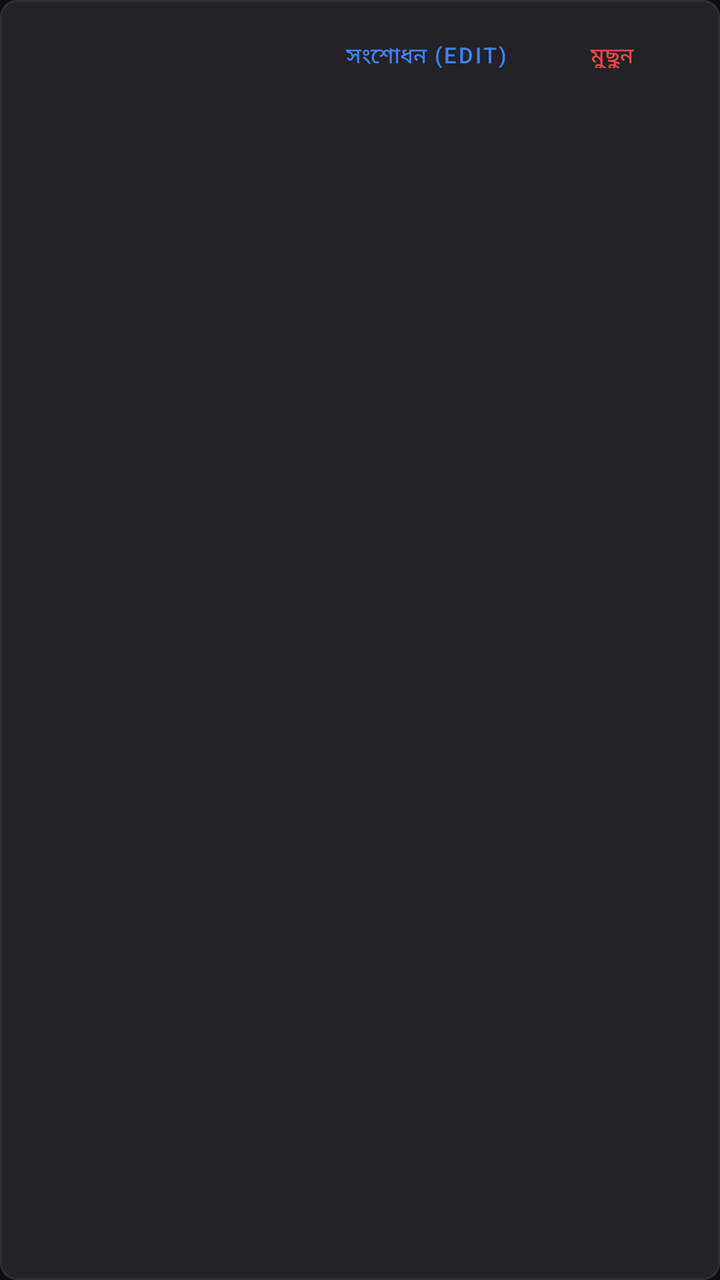
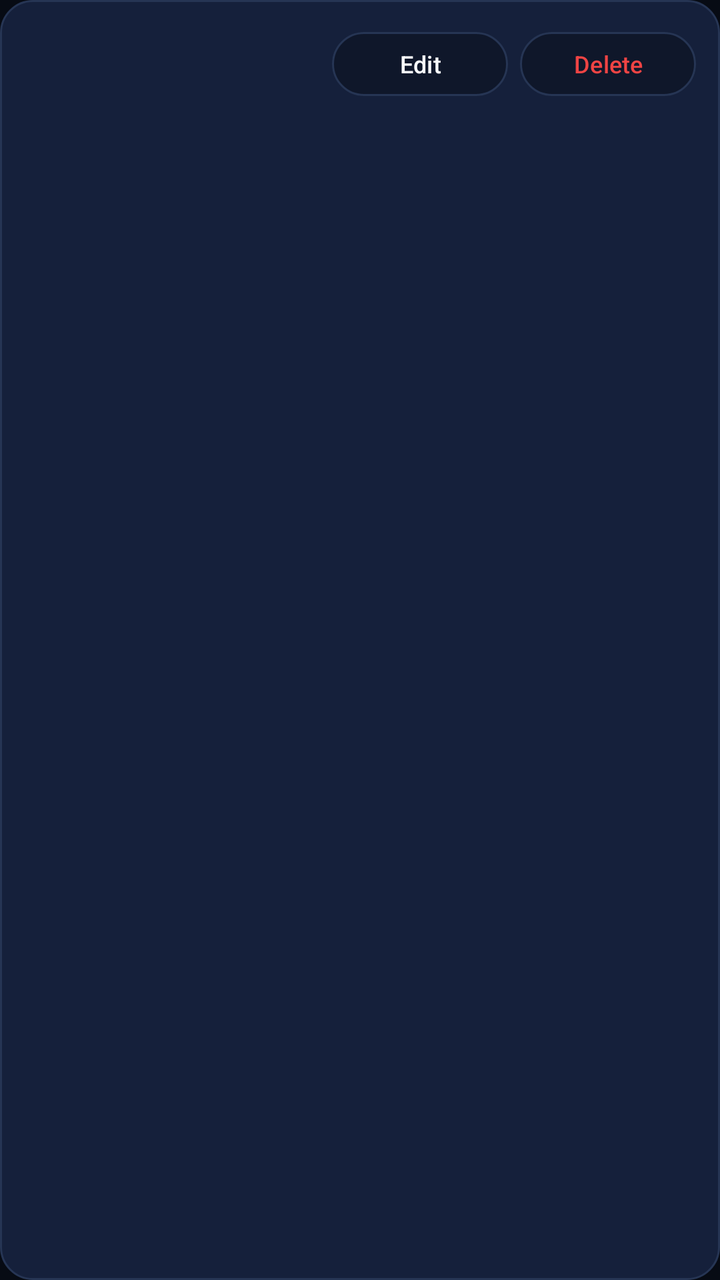

Compare the two renders of this Android layout. The source of the first and the diff that turns it into the second are given below.
<!-- AndroidManifest.xml: application theme Theme.BengaliAgent -->
<!-- res/layout/item_memory_fact.xml -->
<?xml version="1.0" encoding="utf-8"?>
<LinearLayout xmlns:android="http://schemas.android.com/apk/res/android"
    android:layout_width="match_parent"
    android:layout_height="wrap_content"
    android:layout_marginVertical="4dp"
    android:background="@drawable/bg_card"
    android:orientation="vertical"
    android:padding="10dp">

    <LinearLayout
        android:layout_width="match_parent"
        android:layout_height="wrap_content"
        android:gravity="center_vertical"
        android:orientation="horizontal">

        <TextView
            android:id="@+id/tvFactCategory"
            android:layout_width="0dp"
            android:layout_height="wrap_content"
            android:layout_weight="1"
            android:textColor="@color/accent_green"
            android:textSize="12sp"
            android:textStyle="bold" />

        <Button
            android:id="@+id/btnEditFact"
            style="@style/Widget.MaterialComponents.Button.TextButton"
            android:layout_width="wrap_content"
            android:layout_height="34dp"
            android:text="সংশোধন (Edit)"
            android:textColor="@color/accent_blue"
            android:textSize="11sp" />

        <Button
            android:id="@+id/btnDeleteFact"
            style="@style/Widget.MaterialComponents.Button.TextButton"
            android:layout_width="wrap_content"
            android:layout_height="34dp"
            android:text="মুছুন"
            android:textColor="@color/accent_red"
            android:textSize="11sp" />
    </LinearLayout>

    <TextView
        android:id="@+id/tvFactTitle"
        android:layout_width="match_parent"
        android:layout_height="wrap_content"
        android:textColor="@color/text_primary"
        android:textSize="14sp"
        android:textStyle="bold" />

    <TextView
        android:id="@+id/tvFactDetails"
        android:layout_width="match_parent"
        android:layout_height="wrap_content"
        android:layout_marginTop="2dp"
        android:textColor="@color/text_secondary"
        android:textSize="13sp" />

</LinearLayout>
<!-- resources referenced by this layout -->
<resources>
  <color name="accent_blue">#3B82F6</color>
  <color name="accent_green">#10B981</color>
  <color name="accent_red">#EF4444</color>
  <color name="text_primary">#F4F4F5</color>
  <color name="text_secondary">#A1A1AA</color>
  <!-- drawable bg_card (drawable) -->
  <?xml version="1.0" encoding="utf-8"?>
  <shape xmlns:android="http://schemas.android.com/apk/res/android"
      android:shape="rectangle">
      <solid android:color="@color/bg_card" />
      <corners android:radius="8dp" />
      <stroke
          android:width="1dp"
          android:color="@color/divider" />
  </shape>
  <style name="Theme.BengaliAgent" parent="Theme.MaterialComponents.DayNight.NoActionBar">
          <item name="colorPrimary">@color/accent_green</item>
          <item name="colorPrimaryVariant">@color/bg_surface</item>
          <item name="colorOnPrimary">@color/bg_black</item>
          <item name="colorSecondary">@color/accent_blue</item>
          <item name="android:windowBackground">@color/bg_black</item>
          <item name="android:statusBarColor">@color/bg_black</item>
          <item name="android:navigationBarColor">@color/bg_black</item>
          <item name="android:textColorPrimary">@color/text_primary</item>
          <item name="android:textColorSecondary">@color/text_secondary</item>
      </style>
  <color name="bg_card">#222227</color>
  <color name="divider">#2E2E36</color>
  <color name="bg_surface">#18181B</color>
  <color name="bg_black">#0D0D0D</color>
</resources>

<!-- the commit's change to res/layout/item_memory_fact.xml (unified diff, before → after) -->
@@ -2,10 +2,10 @@
 <LinearLayout xmlns:android="http://schemas.android.com/apk/res/android"
     android:layout_width="match_parent"
     android:layout_height="wrap_content"
-    android:layout_marginVertical="4dp"
+    android:layout_marginVertical="5dp"
     android:background="@drawable/bg_card"
     android:orientation="vertical"
-    android:padding="10dp">
+    android:padding="12dp">
 
     <LinearLayout
         android:layout_width="match_parent"
@@ -18,35 +18,34 @@
             android:layout_width="0dp"
             android:layout_height="wrap_content"
             android:layout_weight="1"
-            android:textColor="@color/accent_green"
+            android:textColor="@color/accent_cyan"
             android:textSize="12sp"
             android:textStyle="bold" />
 
         <Button
             android:id="@+id/btnEditFact"
-            style="@style/Widget.MaterialComponents.Button.TextButton"
+            style="@style/Widget.BengaliAgent.Button.Pill"
             android:layout_width="wrap_content"
-            android:layout_height="34dp"
-            android:text="সংশোধন (Edit)"
-            android:textColor="@color/accent_blue"
-            android:textSize="11sp" />
+            android:layout_height="40dp"
+            android:layout_marginEnd="6dp"
+            android:text="Edit" />
 
         <Button
             android:id="@+id/btnDeleteFact"
-            style="@style/Widget.MaterialComponents.Button.TextButton"
+            style="@style/Widget.BengaliAgent.Button.Pill"
             android:layout_width="wrap_content"
-            android:layout_height="34dp"
-            android:text="মুছুন"
-            android:textColor="@color/accent_red"
-            android:textSize="11sp" />
+            android:layout_height="40dp"
+            android:text="Delete"
+            android:textColor="@color/accent_red" />
     </LinearLayout>
 
     <TextView
         android:id="@+id/tvFactTitle"
         android:layout_width="match_parent"
         android:layout_height="wrap_content"
+        android:layout_marginTop="4dp"
         android:textColor="@color/text_primary"
-        android:textSize="14sp"
+        android:textSize="15sp"
         android:textStyle="bold" />
 
     <TextView
<!-- resource entries referenced after the edit -->
@@ -1,34 +1,51 @@
 <!-- resources referenced by this layout -->
 <resources>
-  <color name="accent_blue">#3B82F6</color>
-  <color name="accent_green">#10B981</color>
+  <color name="accent_cyan">#06B6D4</color>
   <color name="accent_red">#EF4444</color>
-  <color name="text_primary">#F4F4F5</color>
-  <color name="text_secondary">#A1A1AA</color>
+  <color name="text_primary">#F8FAFC</color>
+  <color name="text_secondary">#94A3B8</color>
   <!-- drawable bg_card (drawable) -->
   <?xml version="1.0" encoding="utf-8"?>
   <shape xmlns:android="http://schemas.android.com/apk/res/android"
       android:shape="rectangle">
       <solid android:color="@color/bg_card" />
-      <corners android:radius="8dp" />
+      <corners android:radius="@dimen/card_radius" />
       <stroke
           android:width="1dp"
           android:color="@color/divider" />
   </shape>
-  <style name="Theme.BengaliAgent" parent="Theme.MaterialComponents.DayNight.NoActionBar">
-          <item name="colorPrimary">@color/accent_green</item>
-          <item name="colorPrimaryVariant">@color/bg_surface</item>
-          <item name="colorOnPrimary">@color/bg_black</item>
-          <item name="colorSecondary">@color/accent_blue</item>
+  <style name="Widget.BengaliAgent.Button.Pill" parent="Widget.Material3.Button.OutlinedButton">
+          <item name="backgroundTint">@color/bg_surface</item>
+          <item name="android:textColor">@color/text_primary</item>
+          <item name="strokeColor">@color/divider</item>
+          <item name="strokeWidth">1dp</item>
+          <item name="cornerRadius">@dimen/pill_radius</item>
+          <item name="android:minHeight">48dp</item>
+          <item name="android:paddingLeft">14dp</item>
+          <item name="android:paddingRight">14dp</item>
+          <item name="android:textAllCaps">false</item>
+          <item name="android:textSize">12sp</item>
+      </style>
+  <style name="Theme.BengaliAgent" parent="Theme.Material3.Dark.NoActionBar">
+          <item name="colorPrimary">@color/accent_primary</item>
+          <item name="colorOnPrimary">@color/text_primary</item>
+          <item name="colorSecondary">@color/accent_cyan</item>
+          <item name="colorOnSecondary">@color/bg_black</item>
+          <item name="colorSurface">@color/bg_surface</item>
+          <item name="colorOnSurface">@color/text_primary</item>
+          <item name="colorError">@color/accent_red</item>
           <item name="android:windowBackground">@color/bg_black</item>
           <item name="android:statusBarColor">@color/bg_black</item>
           <item name="android:navigationBarColor">@color/bg_black</item>
           <item name="android:textColorPrimary">@color/text_primary</item>
           <item name="android:textColorSecondary">@color/text_secondary</item>
       </style>
-  <color name="bg_card">#222227</color>
-  <color name="divider">#2E2E36</color>
-  <color name="bg_surface">#18181B</color>
-  <color name="bg_black">#0D0D0D</color>
+  <color name="bg_card">#15203B</color>
+  <dimen name="card_radius">16dp</dimen>
+  <color name="divider">#263554</color>
+  <color name="bg_surface">#0F172A</color>
+  <dimen name="pill_radius">20dp</dimen>
+  <color name="accent_primary">#6366F1</color>
+  <color name="bg_black">#070B14</color>
 </resources>
 
